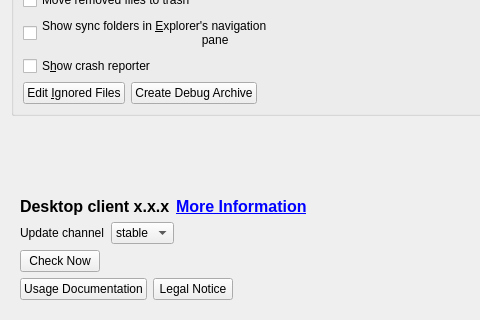
This is src/gui/generalsettings.ui in IONOS-Productivity/nc-desktop as Qt 5 draws it before an edit; both pictures show x 0 to 480 and y 343 to 663 of the 738 by 663 pixel window. The edited form follows.
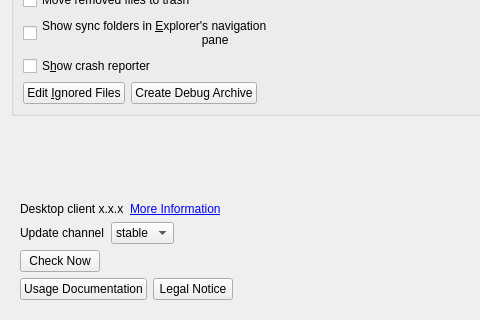
This is the edited form.

Commit message: [SES-23][SES-24] Put QLabel Style in cpp Stylesheet

Patch:
```diff
--- a/src/gui/generalsettings.ui
+++ b/src/gui/generalsettings.ui
@@ -335,13 +335,6 @@
                                         <property name="text">
                                             <string>Desktop client x.x.x</string>
                                         </property>
-                                        <property name="font">
-                                            <font>
-                                                <weight>63</weight>
-                                                <family>Segoe UI</family>
-                                                <pointsize>12</pointsize>
-                                            </font>
-                                        </property>
                                     </widget>
                                 </item>
                                 <item>
@@ -353,18 +346,6 @@
                                         <property name="openExternalLinks">
                                             <bool>false</bool>
                                         </property>
-                                        <property name="font">
-                                            <font>
-                                                <weight>75</weight> <!-- 75 corresponds to
-                                                QFont::Bold -->
-                                                <family>Segoe UI</family>
-                                                <pointsize>12</pointsize>
-                                                <underline>true</underline>
-                                            </font>
-                                        </property>
-                                        <property name="styleSheet">
-                                            <string>QLabel a { color: #02306A; }</string>
-                                        </property>
                                     </widget>
                                 </item>
                                 <item>
```
The commit also changes 1 other file.
